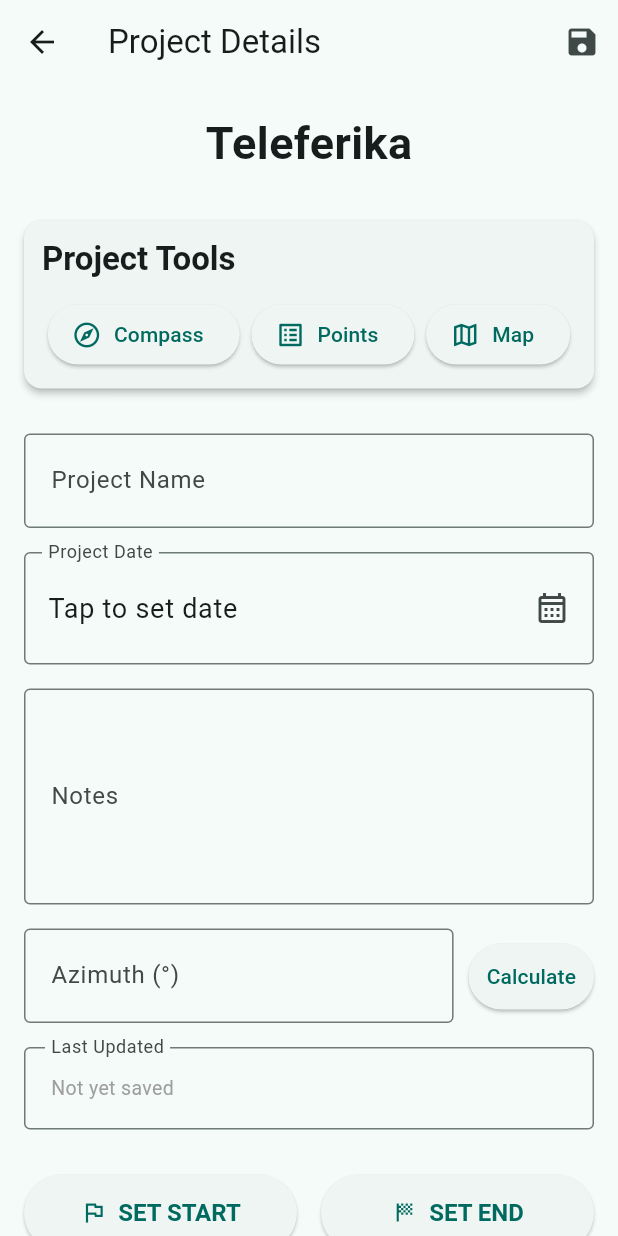
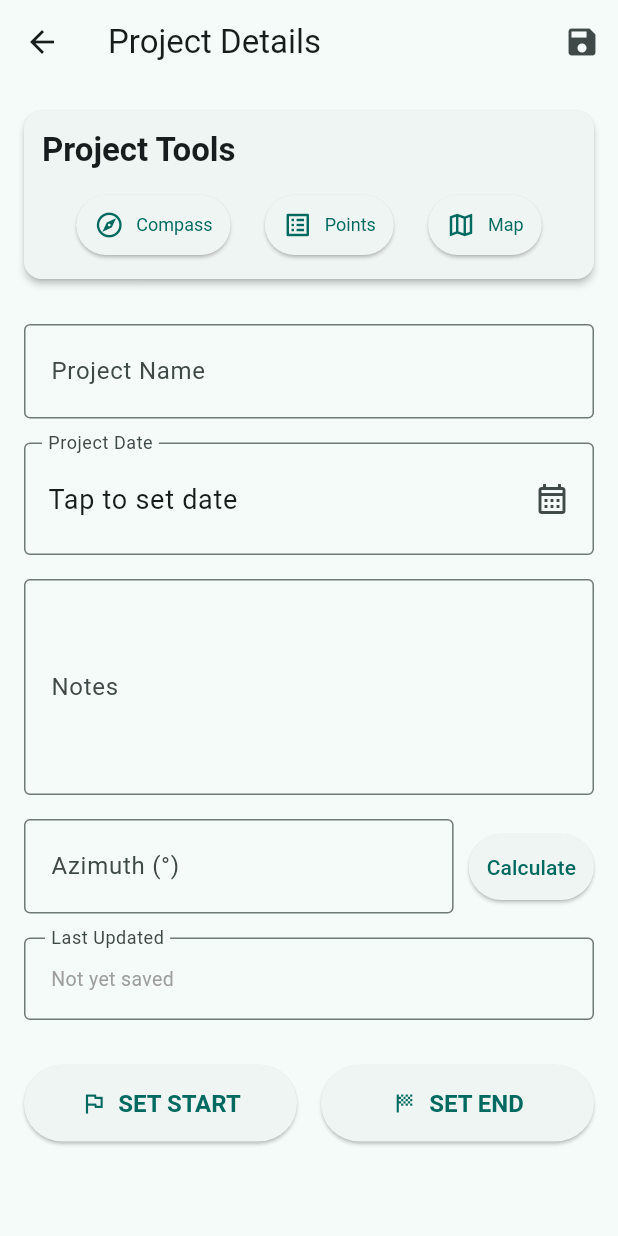
Before and after one commit to jlbbooks/Teleferika, a Flutter app: the screen it shows after launch, after a tap on the "add" icon, on a phone screen of 412 x 824 dp. Run offline on Flutter 3.47's test engine with Material 3 defaults, Android fonts, the phone set to English and light mode, and no system bars; our stand-ins replace flutter_compass, permission_handler, sqflite; accounts and stored records are empty.

Commit message:
Refactor: Adapt Card Tool Buttons to Screen Width
This commit refactors the UI for the card tool buttons ("Compass", "Points", "Map") on the `ProjectDetailsPage` to be responsive to screen width.

**Key Changes:**

- **`ProjectDetailsPage` (`lib/project_details_page.dart`):**
    - Removed the static "Teleferika" title from the main content body as it's typically part of the `AppBar`.
    - Wrapped the row of tool buttons in a `LayoutBuilder`.
    - If the available width is below a `narrowLayoutThreshold` (currently 350.0), the buttons will switch to a vertical layout (icon above text).
    - The `_buildCardToolButton` method now accepts a `useVerticalLayout` boolean:
        - When `useVerticalLayout` is true, it returns an `Expanded` `ElevatedButton` with a `Column` containing the icon and label. Padding and font size are adjusted for the compact vertical layout.
        - When `useVerticalLayout` is false, it returns the standard `ElevatedButton.icon`.
    - `SizedBox` with `buttonSpacing` is added between buttons when in vertical layout for better spacing.
    - The `AppBar` creation logic was extracted into a separate `_appBar()` method for clarity.

```diff
--- a/lib/project_details_page.dart
+++ b/lib/project_details_page.dart
@@ -201,20 +201,8 @@ class _ProjectDetailsPageState extends State<ProjectDetailsPage> {
     );
   }
 
-  @override
-  Widget build(BuildContext context) {
-    String formattedProjectDate = _projectDate != null
-        ? DateFormat('MMM d, yyyy').format(_projectDate!)
-        : 'Tap to set date';
-
-    String formattedLastUpdate = _lastUpdateTime != null
-        ? DateFormat('MMM d, yyyy HH:mm:ss').format(_lastUpdateTime!)
-        : 'Not yet saved';
-
-    bool isMainFormVisible = _activeCardTool == null;
-
-    return Scaffold(
-      appBar: AppBar(
+  AppBar _appBar() {
+    return AppBar(
       title: Text(
         widget.project.name.isNotEmpty && _nameController.text.isNotEmpty
             ? _nameController
@@ -231,7 +219,23 @@ class _ProjectDetailsPageState extends State<ProjectDetailsPage> {
               _saveProjectDetails, // This will now trigger form validation first
         ),
       ],
-      ),
+    );
+  }
+
+  @override
+  Widget build(BuildContext context) {
+    String formattedProjectDate = _projectDate != null
+        ? DateFormat('MMM d, yyyy').format(_projectDate!)
+        : 'Tap to set date';
+
+    String formattedLastUpdate = _lastUpdateTime != null
+        ? DateFormat('MMM d, yyyy HH:mm:ss').format(_lastUpdateTime!)
+        : 'Not yet saved';
+
+    bool isMainFormVisible = _activeCardTool == null;
+
+    return Scaffold(
+      appBar: _appBar(),
       // --- WRAP MAIN CONTENT WITH FORM ---
       body: Form(
         key: _formKey, // Assign the key to the Form
@@ -240,14 +244,6 @@ class _ProjectDetailsPageState extends State<ProjectDetailsPage> {
           child: Column(
             crossAxisAlignment: CrossAxisAlignment.stretch,
             children: <Widget>[
-              Container(
-                padding: const EdgeInsets.only(top: 10.0, bottom: 20.0),
-                alignment: Alignment.center,
-                child: const Text(
-                  'Teleferika',
-                  style: TextStyle(fontSize: 30.0, fontWeight: FontWeight.bold),
-                ),
-              ),
               Card(
                 elevation: 2.0,
                 margin: const EdgeInsets.symmetric(vertical: 10.0),
@@ -263,25 +259,51 @@ class _ProjectDetailsPageState extends State<ProjectDetailsPage> {
                         ),
                       ),
                       const SizedBox(height: 12),
-                      Row(
-                        mainAxisAlignment: MainAxisAlignment.spaceAround,
+                      LayoutBuilder(
+                        builder:
+                            (BuildContext context, BoxConstraints constraints) {
+                              // Define a threshold for switching layout
+                              // You might need to adjust this value based on testing
+                              const double narrowLayoutThreshold =
+                                  350.0; // e.g., for total width of 3 buttons
+                              const double buttonSpacing =
+                                  8.0; // spacing between buttons
+
+                              bool useVerticalLayout =
+                                  constraints.maxWidth < narrowLayoutThreshold;
+
+                              return Row(
+                                mainAxisAlignment:
+                                    MainAxisAlignment.spaceEvenly,
                                 children: <Widget>[
                                   _buildCardToolButton(
                                     tool: ActiveCardTool.compass,
                                     icon: Icons.explore_outlined,
                                     label: 'Compass',
+                                    useVerticalLayout:
+                                        useVerticalLayout, // Pass the flag
                                   ),
+                                  if (useVerticalLayout)
+                                    const SizedBox(width: buttonSpacing),
                                   _buildCardToolButton(
                                     tool: ActiveCardTool.points,
                                     icon: Icons.list_alt_outlined,
                                     label: 'Points',
+                                    useVerticalLayout:
+                                        useVerticalLayout, // Pass the flag
                                   ),
+                                  if (useVerticalLayout)
+                                    const SizedBox(width: buttonSpacing),
                                   _buildCardToolButton(
                                     tool: ActiveCardTool.map,
                                     icon: Icons.map_outlined,
                                     label: 'Map',
+                                    useVerticalLayout:
+                                        useVerticalLayout, // Pass the flag
                                   ),
                                 ],
+                              );
+                            },
                       ),
                     ],
                   ),
@@ -416,23 +438,60 @@ class _ProjectDetailsPageState extends State<ProjectDetailsPage> {
     required ActiveCardTool tool,
     required IconData icon,
     required String label,
+    required bool useVerticalLayout, // New parameter
   }) {
     bool isActive = _activeCardTool == tool;
+    final Color? activeForegroundColor = isActive
+        ? Theme.of(context).colorScheme.onPrimary
+        : null;
+    final Color? activeBackgroundColor = isActive
+        ? Theme.of(context).colorScheme.primary
+        : null;
+    final ButtonStyle activeStyle = ElevatedButton.styleFrom(
+      foregroundColor: activeForegroundColor,
+      backgroundColor: activeBackgroundColor,
+      padding: useVerticalLayout
+          ? const EdgeInsets.symmetric(
+              vertical: 8.0,
+              horizontal: 4.0,
+            ) // Adjust padding for vertical
+          : const EdgeInsets.symmetric(
+              horizontal: 12.0,
+              vertical: 8.0,
+            ), // Original or adjusted padding
+      textStyle: const TextStyle(
+        fontSize: 12,
+      ), // Potentially smaller text for vertical
+    );
+
+    if (useVerticalLayout) {
+      return Expanded(
+        // Ensure buttons take up available space in the Row
+        child: ElevatedButton(
+          style: activeStyle,
+          onPressed: () => _toggleActiveCardTool(tool),
+          child: Column(
+            mainAxisSize:
+                MainAxisSize.min, // So the column doesn't expand unnecessarily
+            children: <Widget>[
+              Icon(icon, size: 24), // Adjust size as needed
+              const SizedBox(height: 4), // Space between icon and label
+              Text(label, textAlign: TextAlign.center),
+            ],
+          ),
+        ),
+      );
+    } else {
+      // Using Flexible or Expanded so buttons can share space,
+      // but ElevatedButton.icon already handles its sizing well.
+      // If they still overflow, wrap with Expanded.
       return ElevatedButton.icon(
+        style: activeStyle,
         icon: Icon(icon, size: 20),
         label: Text(label),
-      style: ElevatedButton.styleFrom(
-        foregroundColor: isActive
-            ? Theme.of(context).colorScheme.onPrimary
-            : null,
-        backgroundColor: isActive
-            ? Theme.of(context).colorScheme.primary
-            : null,
-        // You can add more styling for active state, e.g., side borders
-        // side: isActive ? BorderSide(color: Theme.of(context).colorScheme.primary, width: 2) : null,
-      ),
         onPressed: () => _toggleActiveCardTool(tool),
       );
+    }
   }
 
   Widget _buildActiveToolView() {
```
Lines whose indentation alone changed are shown as unchanged.
